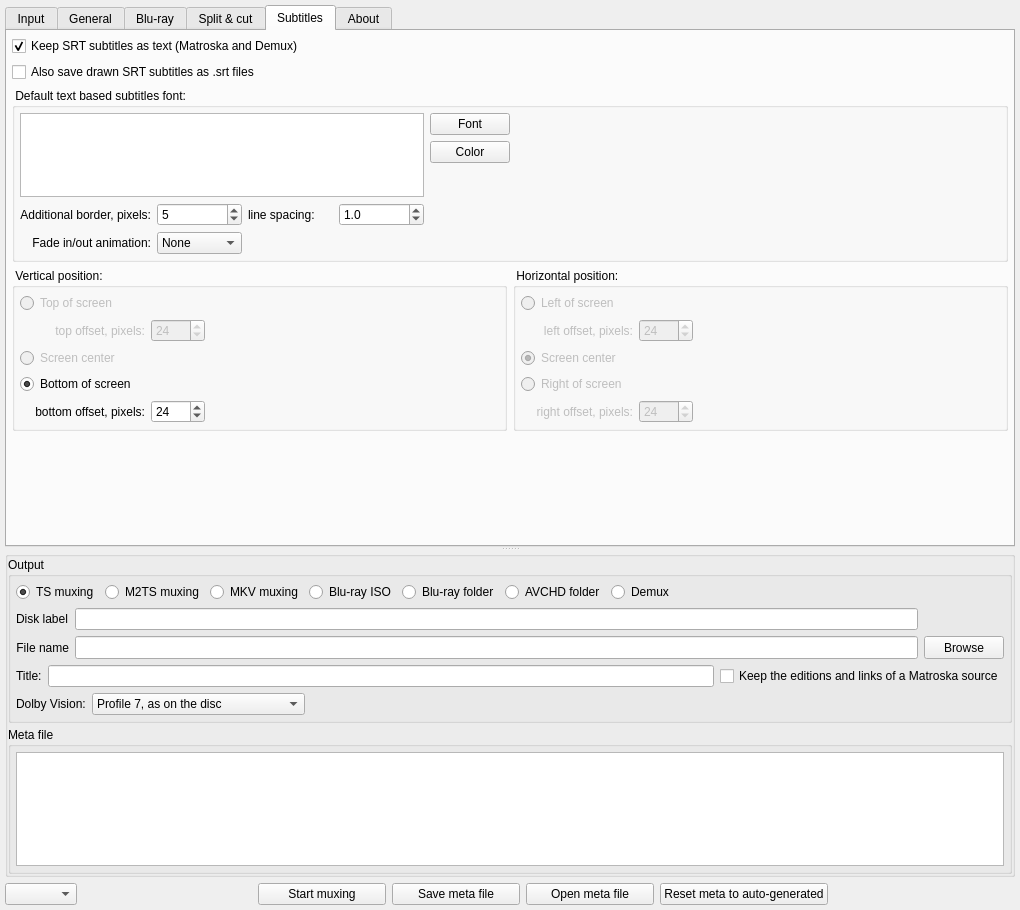
Qt form tsMuxerGUI/tsmuxerwindow.ui (teaching-droid/tsMuxer) before a commit.
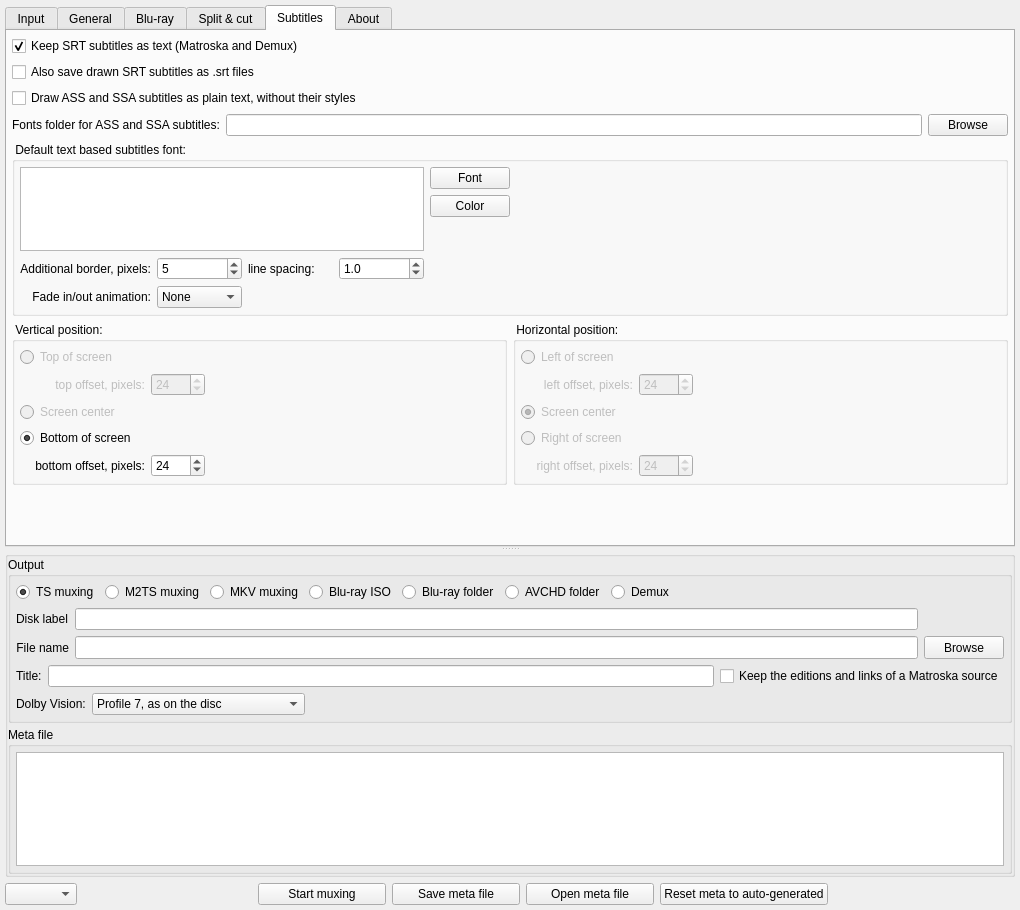
The same form after that commit. The open tabs and pages were chosen to show the change. Icons and pictures are not drawn.

Commit message: feat(gui): a fonts folder and plain text for ASS and SSA subtitles

The edit to the form file:
```diff
--- a/tsMuxerGUI/tsmuxerwindow.ui
+++ b/tsMuxerGUI/tsmuxerwindow.ui
@@ -2216,6 +2216,41 @@
           </property>
          </widget>
         </item>
+        <item>
+         <widget class="QCheckBox" name="assAsSrtCheckBox">
+          <property name="toolTip">
+           <string>ASS and SSA subtitles from a Matroska file are drawn with libass, as their script says: with their styles, colours, positions and animations, and with the fonts attached to the file. Tick this to draw them as plain text with the font settings below instead.</string>
+          </property>
+          <property name="text">
+           <string>Draw ASS and SSA subtitles as plain text, without their styles</string>
+          </property>
+         </widget>
+        </item>
+        <item>
+         <layout class="QHBoxLayout" name="fontsDirLayout">
+          <item>
+           <widget class="QLabel" name="fontsDirLabel">
+            <property name="text">
+             <string>Fonts folder for ASS and SSA subtitles:</string>
+            </property>
+           </widget>
+          </item>
+          <item>
+           <widget class="QLineEdit" name="fontsDirLineEdit">
+            <property name="toolTip">
+             <string>A folder of fonts that ASS and SSA subtitles may use, besides the fonts attached to the file and the fonts installed on this computer. Leave it empty for none.</string>
+            </property>
+           </widget>
+          </item>
+          <item>
+           <widget class="QPushButton" name="fontsDirBrowseButton">
+            <property name="text">
+             <string>Browse</string>
+            </property>
+           </widget>
+          </item>
+         </layout>
+        </item>
         <item>
          <widget class="QGroupBox" name="groupBox_8">
           <property name="sizePolicy">
```
The commit also changes 9 other files.
